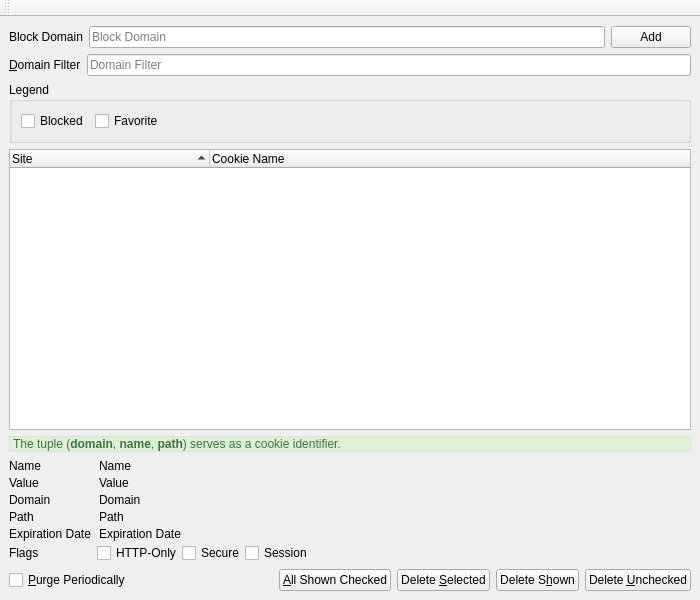
First picture: the form in UI/dooble_cookies_window.ui, repository textbrowser/dooble, before the edit.
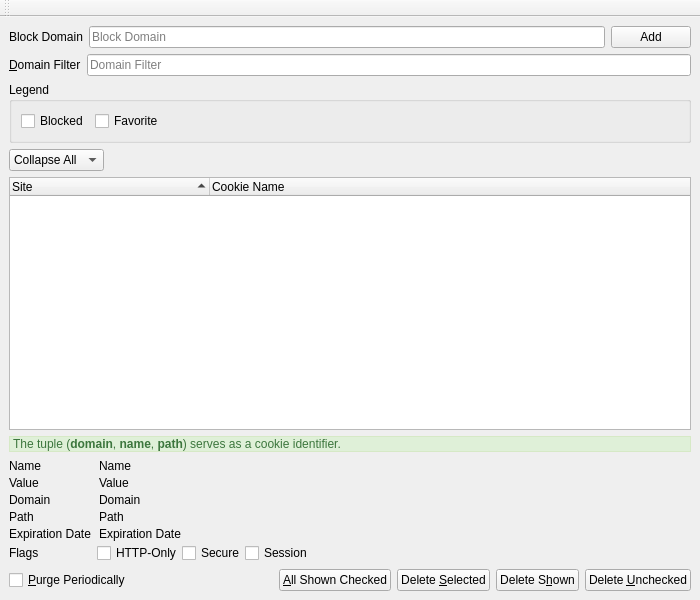
Second picture: the form after the edit. Icons and pictures are not drawn. Custom widgets are drawn as their Qt base class.

Commit message: Blocked cookie domains.

```diff
--- a/UI/dooble_cookies_window.ui
+++ b/UI/dooble_cookies_window.ui
@@ -349,6 +349,40 @@
       </layout>
      </widget>
     </item>
+    <item>
+     <layout class="QHBoxLayout" name="horizontalLayout_6">
+      <item>
+       <widget class="QComboBox" name="collapse">
+        <property name="sizeAdjustPolicy">
+         <enum>QComboBox::AdjustToContents</enum>
+        </property>
+        <item>
+         <property name="text">
+          <string>Collapse All</string>
+         </property>
+        </item>
+        <item>
+         <property name="text">
+          <string>Expand All</string>
+         </property>
+        </item>
+       </widget>
+      </item>
+      <item>
+       <spacer name="horizontalSpacer_4">
+        <property name="orientation">
+         <enum>Qt::Horizontal</enum>
+        </property>
+        <property name="sizeHint" stdset="0">
+         <size>
+          <width>40</width>
+          <height>20</height>
+         </size>
+        </property>
+       </spacer>
+      </item>
+     </layout>
+    </item>
     <item>
      <widget class="QTreeWidget" name="tree">
       <property name="alternatingRowColors">
```
Left out of the diff: 1 changed line with no effect on the pictures. The commit also changes 2 other files.
